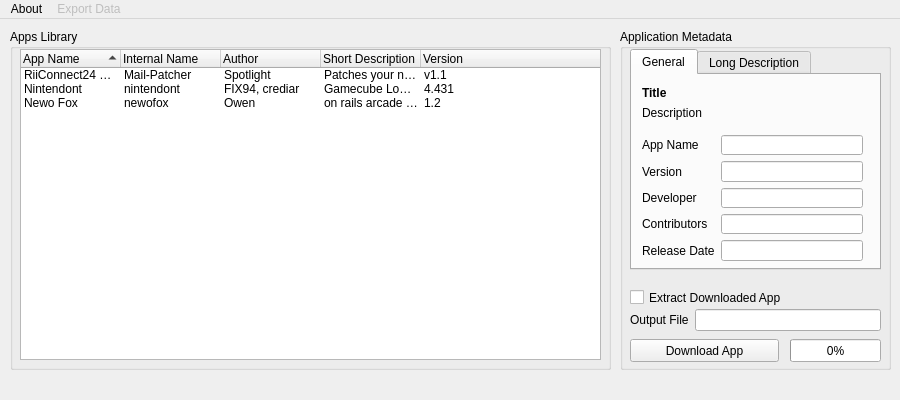
Above: gui/united.ui from dhtdht020/osc-dl before the change. Below: the same form after it.
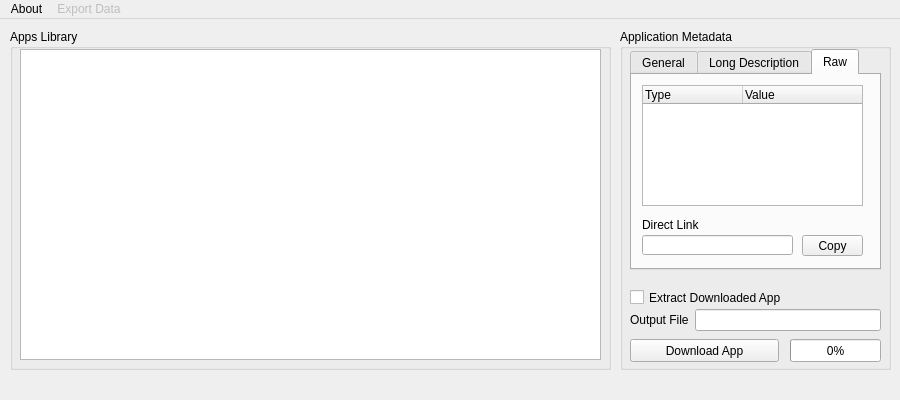
That is the form after the change. The open tabs and pages were chosen to show the change.

Commit message: Added "Raw" tab to metadata view

```diff
--- a/gui/united.ui
+++ b/gui/united.ui
@@ -47,7 +47,7 @@
     <property name="title">
      <string>Apps Library</string>
     </property>
-    <widget class="QTreeWidget" name="listAppsWidget">
+    <widget class="QListWidget" name="listAppsWidget">
      <property name="geometry">
       <rect>
        <x>10</x>
@@ -56,94 +56,9 @@
        <height>311</height>
       </rect>
      </property>
-     <property name="horizontalScrollBarPolicy">
-      <enum>Qt::ScrollBarAlwaysOff</enum>
+     <property name="currentRow">
+      <number>-1</number>
      </property>
-     <property name="rootIsDecorated">
-      <bool>false</bool>
-     </property>
-     <property name="sortingEnabled">
-      <bool>true</bool>
-     </property>
-     <property name="animated">
-      <bool>true</bool>
-     </property>
-     <column>
-      <property name="text">
-       <string>App Name</string>
-      </property>
-     </column>
-     <column>
-      <property name="text">
-       <string>Internal Name</string>
-      </property>
-     </column>
-     <column>
-      <property name="text">
-       <string>Author</string>
-      </property>
-     </column>
-     <column>
-      <property name="text">
-       <string>Short Description</string>
-      </property>
-     </column>
-     <column>
-      <property name="text">
-       <string>Version</string>
-      </property>
-     </column>
-     <item>
-      <property name="text">
-       <string>RiiConnect24 Mail Patcher</string>
-      </property>
-      <property name="text">
-       <string>Mail-Patcher</string>
-      </property>
-      <property name="text">
-       <string>Spotlight</string>
-      </property>
-      <property name="text">
-       <string>Patches your nwc24msg.cfg to use Wii Mail!</string>
-      </property>
-      <property name="text">
-       <string>v1.1</string>
-      </property>
-     </item>
-     <item>
-      <property name="text">
-       <string>Nintendont</string>
-      </property>
-      <property name="text">
-       <string>nintendont</string>
-      </property>
-      <property name="text">
-       <string>FIX94, crediar</string>
-      </property>
-      <property name="text">
-       <string>Gamecube Loader</string>
-      </property>
-      <property name="text">
-       <string>4.431</string>
-      </property>
-     </item>
-     <item>
-      <property name="text">
-       <string>Newo Fox</string>
-      </property>
-      <property name="text">
-       <string>newofox</string>
-      </property>
-      <property name="text">
-       <string>Owen</string>
-      </property>
-      <property name="text">
-       <string>on rails arcade shooter</string>
-      </property>
-      <property name="text">
-       <string>1.2</string>
-      </property>
-     </item>
     </widget>
    </widget>
    <widget class="QGroupBox" name="SelectionInfoBox">
@@ -392,6 +307,73 @@
        </property>
       </widget>
      </widget>
+     <widget class="QWidget" name="RawTab">
+      <attribute name="title">
+       <string>Raw</string>
+      </attribute>
+      <widget class="QLabel" name="DirectLinkLabel">
+       <property name="geometry">
+        <rect>
+         <x>10</x>
+         <y>140</y>
+         <width>91</width>
+         <height>20</height>
+        </rect>
+       </property>
+       <property name="text">
+        <string>Direct Link</string>
+       </property>
+      </widget>
+      <widget class="QLineEdit" name="DirectLinkLineEdit">
+       <property name="geometry">
+        <rect>
+         <x>10</x>
+         <y>160</y>
+         <width>151</width>
+         <height>20</height>
+        </rect>
+       </property>
+       <property name="readOnly">
+        <bool>true</bool>
+       </property>
+      </widget>
+      <widget class="QPushButton" name="CopyDirectLinkBtn">
+       <property name="geometry">
+        <rect>
+         <x>170</x>
+         <y>160</y>
+         <width>61</width>
+         <height>21</height>
+        </rect>
+       </property>
+       <property name="text">
+        <string>Copy</string>
+       </property>
+      </widget>
+      <widget class="QTreeWidget" name="metaTreeWidget">
+       <property name="geometry">
+        <rect>
+         <x>10</x>
+         <y>10</y>
+         <width>221</width>
+         <height>121</height>
+        </rect>
+       </property>
+       <property name="rootIsDecorated">
+        <bool>false</bool>
+       </property>
+       <column>
+        <property name="text">
+         <string>Type</string>
+        </property>
+       </column>
+       <column>
+        <property name="text">
+         <string>Value</string>
+        </property>
+       </column>
+      </widget>
+     </widget>
     </widget>
     <widget class="QPushButton" name="ViewMetadataBtn">
      <property name="geometry">
```
The commit also changes 4 other files.
